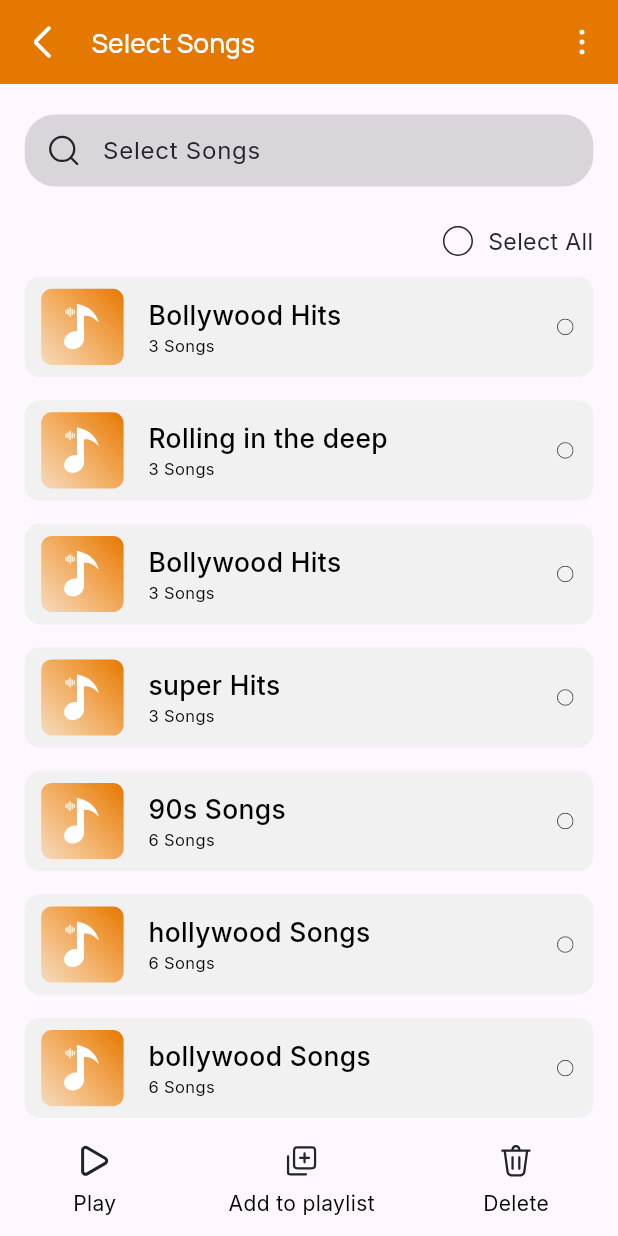
After one commit to shubh8469-tech/music_player, a Flutter app: the SelectSongScreen screen opened by its route, on a phone screen of 412 x 824 dp. The commit adds this screen. Run offline on Flutter 3.47's test engine with Material 3 defaults, Android fonts, the phone set to English and light mode, and no system bars; our stand-ins replace bloc, flutter_bloc, flutter_screenutil, flutter_svg, go_router, just_audio and 2 more.

Commit message:
- Solved issue while select any sort option image check not worked only title updated - Completed UI for the select songs and search songs - Added functionality for select all songs and manually selected songs with count - Create UI for delete selected songs bottom sheet dialog

```diff
--- a/lib/app_router.dart
+++ b/lib/app_router.dart
@@ -1,5 +1,6 @@
 import 'package:flutter/widgets.dart';
 import 'package:go_router/go_router.dart';
+import 'package:music_app/screens/tabs/library/songs/select_song_screen.dart';
 
 import 'screens/Splash&Setup/permission.dart';
 import 'screens/Splash&Setup/splashScreen.dart';
@@ -19,6 +20,7 @@ enum AppRouteName {
   home,
   library,
   editSongDetails,
+  selectSong
 }
 
 final GlobalKey<NavigatorState> rootNavigatorKey = GlobalKey<NavigatorState>(
@@ -69,6 +71,11 @@ final GoRouter appRouter = GoRouter(
           path: 'edit-song',
           builder: (context, state) => const EditSongDetailsScreen(),
         ),
+        GoRoute(
+          name: AppRouteName.selectSong.name,
+          path: 'select-song',
+          builder: (context, state) => const SelectSongScreen(),
+        ),
       ],
     ),
   ],
--- a/lib/commonWidgets/app_bar_with_icon_title.dart
+++ b/lib/commonWidgets/app_bar_with_icon_title.dart
@@ -1,4 +1,5 @@
 import 'package:flutter/material.dart';
+import 'package:flutter_screenutil/flutter_screenutil.dart';
 import 'package:flutter_svg/svg.dart';
 import 'package:music_app/commonWidgets/textWidget.dart';
 
@@ -6,28 +7,27 @@ import '../generated/assets.dart';
 import '../themes/color.dart';
 import '../themes/font.dart';
 
-class AppBarWithIconTitle extends StatelessWidget
-    implements PreferredSizeWidget {
+class AppBarWithIconTitle extends StatelessWidget implements PreferredSizeWidget {
   final String? title;
+  bool? isActionBtnDisplay;
+  Function? onTapAction;
 
-  const AppBarWithIconTitle({super.key, this.title});
+  AppBarWithIconTitle({super.key, this.title, this.isActionBtnDisplay, this.onTapAction});
 
   @override
   Widget build(BuildContext context) {
     return AppBar(
       titleSpacing: 5,
-      title: Texts(
-        title ?? "",
-        fontFamily: AppFonts.manrope,
-        fontSize: 16,
-        color: AppColors.white,
-        fontWeight: FontWeight.w500,
-      ),
+      title: Texts(title ?? "", fontFamily: AppFonts.manrope, fontSize: 16.sp, color: AppColors.white, fontWeight: FontWeight.w500),
       backgroundColor: AppColors.primaryOrange,
-      leading: IconButton(
-        icon: SvgPicture.asset(Assets.svgIcBack, width: 22, height: 22),
-        onPressed: () => Navigator.of(context).maybePop(),
-      ),
+      leading: IconButton(icon: SvgPicture.asset(Assets.svgIcBack, width: 22, height: 22), onPressed: () => Navigator.of(context).maybePop()),
+      actions: [
+        if (isActionBtnDisplay == true)
+          IconButton(
+            icon: SvgPicture.asset(Assets.svgIcDots, height: 26.h, width: 26.w, colorFilter: const ColorFilter.mode(AppColors.white, BlendMode.srcIn)),
+            onPressed: () => {onTapAction!()},
+          ),
+      ],
     );
   }
 
--- a/lib/commonWidgets/text_field_widget.dart
+++ b/lib/commonWidgets/text_field_widget.dart
@@ -85,7 +85,6 @@ class _TextFieldWidgetState extends State<TextFieldWidget> {
         focusNode: widget.focusNode,
         cursorColor: widget.cursorColor ?? Theme.of(context).colorScheme.onSurface,
         cursorWidth: 1.0,
-
         textInputAction: widget.textInputAction ?? TextInputAction.next,
         obscureText: widget.isObscureText ?? false,
         onChanged: widget.onTextChanged,
--- a/lib/l10n/intl_en.arb
+++ b/lib/l10n/intl_en.arb
@@ -28,6 +28,14 @@
   "folderName":"Folder Name",
   "addedTime":"Added Time",
   "playCount":"Play Count",
-  "year":"Year"
+  "year":"Year",
+  "selectSongs":"Select Songs",
+  "searchSongs":"Search Songs",
+  "selectAll":"Select All",
+  "selected":"Selected",
+  "delete":"Delete",
+  "play":"Play",
+  "deleteSong":"Delete Song",
+  "areYouSureDeleteSong":"Are you sure you want to delete these 2 songs?"
 
 }
--- a/lib/l10n/l10n.dart
+++ b/lib/l10n/l10n.dart
@@ -208,7 +208,7 @@ abstract class S {
   /// No description provided for @deleteSong.
   ///
   /// In en, this message translates to:
-  /// **'Delete song'**
+  /// **'Delete Song'**
   String get deleteSong;
 
   /// No description provided for @speed.
@@ -264,6 +264,48 @@ abstract class S {
   /// In en, this message translates to:
   /// **'Year'**
   String get year;
+
+  /// No description provided for @selectSongs.
+  ///
+  /// In en, this message translates to:
+  /// **'Select Songs'**
+  String get selectSongs;
+
+  /// No description provided for @searchSongs.
+  ///
+  /// In en, this message translates to:
+  /// **'Search Songs'**
+  String get searchSongs;
+
+  /// No description provided for @selectAll.
+  ///
+  /// In en, this message translates to:
+  /// **'Select All'**
+  String get selectAll;
+
+  /// No description provided for @selected.
+  ///
+  /// In en, this message translates to:
+  /// **'Selected'**
+  String get selected;
+
+  /// No description provided for @delete.
+  ///
+  /// In en, this message translates to:
+  /// **'Delete'**
+  String get delete;
+
+  /// No description provided for @play.
+  ///
+  /// In en, this message translates to:
+  /// **'Play'**
+  String get play;
+
+  /// No description provided for @areYouSureDeleteSong.
+  ///
+  /// In en, this message translates to:
+  /// **'Are you sure you want to delete these 2 songs?'**
+  String get areYouSureDeleteSong;
 }
 
 class _SDelegate extends LocalizationsDelegate<S> {
--- a/lib/l10n/l10n_en.dart
+++ b/lib/l10n/l10n_en.dart
@@ -63,7 +63,7 @@ class SEn extends S {
   String get hideSong => 'Hide song';
 
   @override
-  String get deleteSong => 'Delete song';
+  String get deleteSong => 'Delete Song';
 
   @override
   String get speed => 'Speed';
@@ -91,4 +91,26 @@ class SEn extends S {
 
   @override
   String get year => 'Year';
+
+  @override
+  String get selectSongs => 'Select Songs';
+
+  @override
+  String get searchSongs => 'Search Songs';
+
+  @override
+  String get selectAll => 'Select All';
+
+  @override
+  String get selected => 'Selected';
+
+  @override
+  String get delete => 'Delete';
+
+  @override
+  String get play => 'Play';
+
+  @override
+  String get areYouSureDeleteSong =>
+      'Are you sure you want to delete these 2 songs?';
 }
--- a/lib/l10n/l10n_hi.dart
+++ b/lib/l10n/l10n_hi.dart
@@ -91,4 +91,26 @@ class SHi extends S {
 
   @override
   String get year => 'Year';
+
+  @override
+  String get selectSongs => 'Select Songs';
+
+  @override
+  String get searchSongs => 'Search Songs';
+
+  @override
+  String get selectAll => 'Select All';
+
+  @override
+  String get selected => 'Selected';
+
+  @override
+  String get delete => 'Delete';
+
+  @override
+  String get play => 'Play';
+
+  @override
+  String get areYouSureDeleteSong =>
+      'Are you sure you want to delete these 2 songs?';
 }
--- /dev/null
+++ b/lib/screens/tabs/library/songs/select_song_screen.dart
@@ -0,0 +1,195 @@
+import 'package:flutter/material.dart';
+import 'package:flutter_screenutil/flutter_screenutil.dart';
+import 'package:flutter_svg/flutter_svg.dart';
+import 'package:music_app/commonWidgets/delete_song_bottomsheet.dart';
+import 'package:music_app/themes/font.dart';
+
+import '../../../../commonWidgets/MusicListTile.dart';
+import '../../../../commonWidgets/app_bar_with_icon_title.dart';
+import '../../../../commonWidgets/textWidget.dart';
+import '../../../../commonWidgets/text_field_widget.dart';
+import '../../../../generated/assets.dart';
+import '../../../../l10n/l10n.dart';
+import '../../../../themes/color.dart';
+import '../../../play_song/widget/playlist_bottomsheet.dart';
+
+class SelectSongScreen extends StatefulWidget {
+  const SelectSongScreen({super.key});
+
+  @override
+  State<SelectSongScreen> createState() => _SelectSongScreenState();
+}
+
+class _SelectSongScreenState extends State<SelectSongScreen> {
+  TextEditingController searchController = TextEditingController();
+  FocusNode searchFocusNode = FocusNode();
+  bool? isSelectedAll = false;
+  final List<Map<String, dynamic>> playlists = [
+    {'title': 'Bollywood Hits', 'songs': 3, 'isCheck': false},
+    {'title': 'Rolling in the deep', 'songs': 3, 'isCheck': false},
+    {'title': 'Bollywood Hits', 'songs': 3, 'isCheck': false},
+    {'title': 'super Hits', 'songs': 3, 'isCheck': false},
+    {'title': '90s Songs', 'songs': 6, 'isCheck': false},
+    {'title': 'hollywood Songs', 'songs': 6, 'isCheck': false},
+    {'title': 'bollywood Songs', 'songs': 6, 'isCheck': false},
+    {'title': 'Garba Songs', 'songs': 6, 'isCheck': false},
+    {'title': '90s Songs', 'songs': 6, 'isCheck': false},
+  ];
+
+  int get selectedCount => playlists.where((pData) => pData['isCheck'] == true).length;
+
+  @override
+  void initState() {
+    super.initState();
+    isSelectedAll = playlists.every((p) => p['isCheck'] == true);
+  }
+
+  void updateSelectAllState() {
+    final allSelected = playlists.every((pData) => pData['isCheck'] == true);
+    setState(() {
+      isSelectedAll = allSelected;
+    });
+  }
+
+  // Select All
+  void toggleSelectAll() {
+    final newValue = !isSelectedAll!;
+    setState(() {
+      for (var playlist in playlists) {
+        playlist['isCheck'] = newValue;
+      }
+      isSelectedAll = newValue;
+    });
+  }
+
+  //  individual selection
+  void toggleSelection(int index) {
+    setState(() {
+      playlists[index]['isCheck'] = !(playlists[index]['isCheck'] as bool);
+      updateSelectAllState();
+    });
+  }
+
+  @override
+  Widget build(BuildContext context) {
+    return Scaffold(
+      appBar: AppBarWithIconTitle(title: S.of(context).selectSongs, isActionBtnDisplay: true, onTapAction: () {}),
+      body: SingleChildScrollView(
+        child: Column(
+          children: [
+            Padding(
+              padding: EdgeInsets.symmetric(horizontal: 15.w, vertical: 20.h),
+              child: Container(
+                height: 48,
+                decoration: BoxDecoration(borderRadius: BorderRadius.circular(20.r), color: AppColors.black.withValues(alpha: .14)),
+                child: TextFormField(
+                  decoration: InputDecoration(
+                    border: InputBorder.none,
+                    prefixIcon: Padding(padding: EdgeInsets.only(left: 14, right: 10), child: SvgPicture.asset(Assets.svgIcSerach)),
+                    hintText: S.of(context).selectSongs,
+                    hintStyle: TextStyle(color: AppColors.textColor, fontWeight: FontWeight.w400, fontFamily: AppFonts.inter),
+                    contentPadding: EdgeInsets.symmetric(horizontal: 16, vertical: 12),
+                  ),
+                ),
+              ),
+            ),
+            Padding(
+              padding: EdgeInsets.symmetric(horizontal: 15.w, vertical: 5.h),
+              child: Row(
+                children: [
+                  Expanded(
+                    child: Texts(
+                      selectedCount != 0 ? "$selectedCount ${S.of(context).selected}" : "",
+                      fontSize: 14.sp,
+                      fontFamily: AppFonts.inter,
+                      fontWeight: FontWeight.w400,
+                      color: AppColors.textColor,
+                    ),
+                  ),
+                  GestureDetector(
+                    onTap: toggleSelectAll,
+                    child: SvgPicture.asset(isSelectedAll == true ? Assets.svgIcRadioCheckl : Assets.svgIcRadioUncheck, height: 20, width: 20),
+                  ),
+                  SizedBox(width: 10),
+                  Texts(S.of(context).selectAll, fontSize: 14.sp, fontFamily: AppFonts.inter, fontWeight: FontWeight.w400, color: AppColors.textColor),
+                ],
+              ),
+            ),
+            ...playlists.asMap().entries.map((entry) {
+              final index = entry.key;
+              final playlist = entry.value;
+              final title = playlist['title'];
+              final songs = playlist['songs'];
+              final isSelected = playlist['isCheck'] as bool;
+
+              return Padding(
+                padding: EdgeInsets.symmetric(horizontal: 15.w),
+                child: MusicListTile(
+                  margin: 7.w,
+                  height: 66.h,
+                  borderRadius: 10.r,
+                  backgroundColor: AppColors.musicTileBackgroundColor,
+                  cardHeight: 50.h,
+                  cardWidth: 50.w,
+                  cardRadius: 7.r,
+                  noLogoGradientColor: [AppColors.mildOrange.withValues(alpha: 0.21), AppColors.primaryOrange],
+                  cardIconAsset: Assets.svgMusicIcon,
+                  cardIconSize: 32.r,
+                  title: title,
+                  subtitle: "$songs Songs",
+                  trailingIconAsset: isSelected ? Assets.svgIcCheck : Assets.svgIcUncheck,
+                  trailingIconHeight: 20.h,
+                  trailingIconWidth: 10.w,
+                  trailingMargin: 2.w,
+                  onTap: () => toggleSelection(index),
+                  onPlayTap: () => toggleSelection(index),
+                ),
+              );
+            }),
+          ],
+        ),
+      ),
+      bottomNavigationBar: SafeArea(
+        child: Container(
+          padding: const EdgeInsets.symmetric(vertical: 12.0),
+          margin: const EdgeInsets.symmetric(horizontal: 10),
+          child: Row(
+            mainAxisAlignment: MainAxisAlignment.spaceAround,
+            children: [
+              Column(mainAxisSize: MainAxisSize.min, children: [SvgPicture.asset(Assets.svgIcNavPlay), SizedBox(height: 3), Texts(S.of(context).play)]),
+              GestureDetector(
+                onTap: () {
+                  showModalBottomSheet(
+                    context: context,
+                    backgroundColor: Colors.white,
+                    elevation: 0,
+                    shape: RoundedRectangleBorder(borderRadius: BorderRadius.vertical(top: Radius.circular(40))),
+                    isScrollControlled: true,
+                    builder: (_) => PlaylistBottomSheet(),
+                  );
+                },
+                child: Column(
+                  mainAxisSize: MainAxisSize.min,
+                  children: [SvgPicture.asset(Assets.svgIcNavPlaylist), SizedBox(height: 3), Texts(S.of(context).addToPlaylist)],
+                ),
+              ),
+              GestureDetector(
+                onTap: () {
+                  showModalBottomSheet(
+                    context: context,
+                    backgroundColor: Colors.white,
+                    elevation: 0,
+                    shape: RoundedRectangleBorder(borderRadius: BorderRadius.vertical(top: Radius.circular(40))),
+                    isScrollControlled: true,
+                    builder: (_) => DeleteSongBottomSheet(songCount: selectedCount,),
+                  );
+                },
+                child: Column(mainAxisSize: MainAxisSize.min, children: [SvgPicture.asset(Assets.svgIcNavDelete), SizedBox(height: 3), Texts(S.of(context).delete)]),
+              ),
+            ],
+          ),
+        ),
+      ),
+    );
+  }
+}
```
Also changed, not shown: lib/commonWidgets/delete_song_bottomsheet.dart (added, +43 -0 lines), lib/screens/tabs/library/songs/songsList.dart (+51 -43 lines), assets/svg/ic_nav_delete.svg (added), assets/svg/ic_nav_play.svg (added), assets/svg/ic_nav_playlist.svg (added), assets/svg/ic_serach.svg (added), lib/generated/assets.dart.
